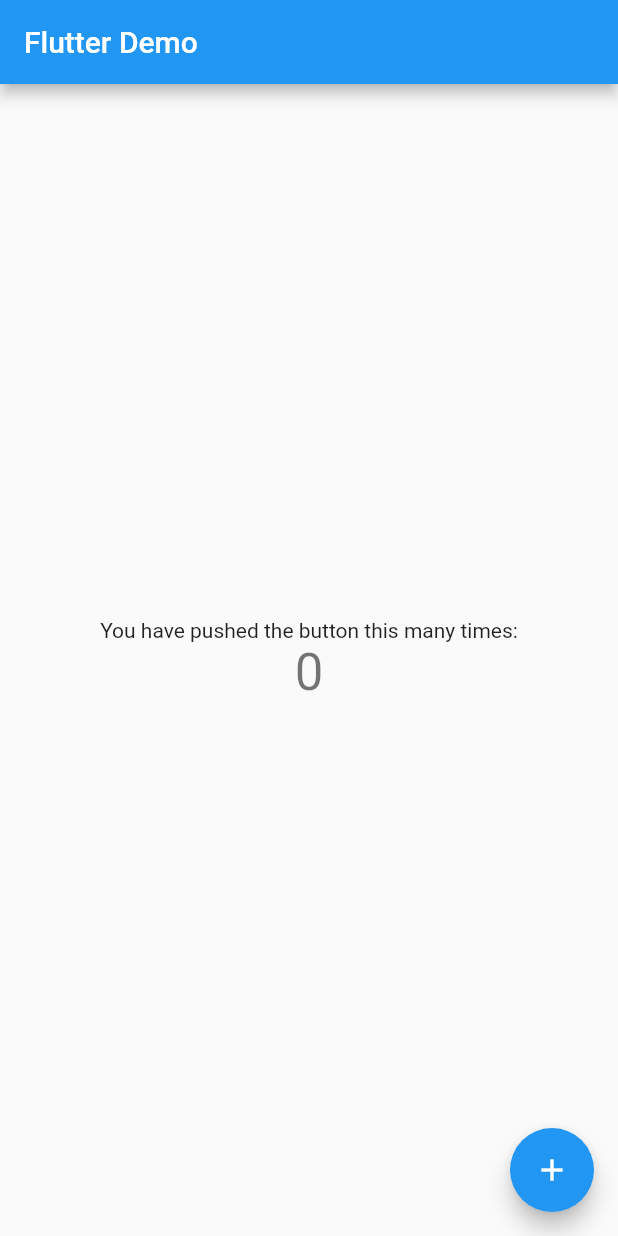
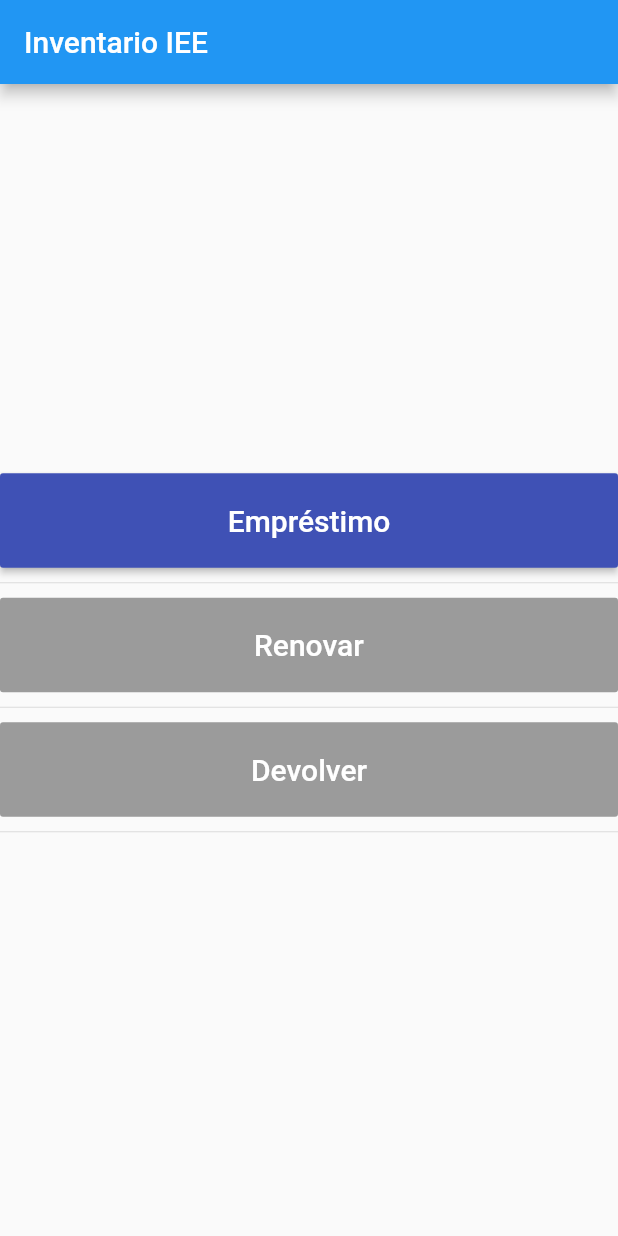
Before and after one commit to magnomatth/inventarioiee, a Flutter app: the screen it shows after launch, on a phone screen of 412 x 824 dp. Run offline on Flutter 3.47's test engine with Material 2 defaults, Android fonts, the phone set to English and light mode, and no system bars; Roboto replaces fonts that are missing (RobotoMono).

Commit message:
Tela inicial

```diff
--- a/lib/main.dart
+++ b/lib/main.dart
@@ -1,111 +1,72 @@
 import 'package:flutter/material.dart';
 
-void main() => runApp(MyApp());
+void main() => runApp(MaterialApp(
+  home: AppInventario(),
 
-class MyApp extends StatelessWidget {
-  // This widget is the root of your application.
+));
+
+class AppInventario extends StatelessWidget {
   @override
   Widget build(BuildContext context) {
-    return MaterialApp(
-      title: 'Flutter Demo',
-      theme: ThemeData(
-        // This is the theme of your application.
-        //
-        // Try running your application with "flutter run". You'll see the
-        // application has a blue toolbar. Then, without quitting the app, try
-        // changing the primarySwatch below to Colors.green and then invoke
-        // "hot reload" (press "r" in the console where you ran "flutter run",
-        // or simply save your changes to "hot reload" in a Flutter IDE).
-        // Notice that the counter didn't reset back to zero; the application
-        // is not restarted.
-        primarySwatch: Colors.blue,
-      ),
-      home: MyHomePage(title: 'Flutter Demo'),
+    return PageView(
+      children: <Widget>[
+        PageEmprestimo()
+      ],
     );
   }
 }
 
-class MyHomePage extends StatefulWidget {
-  MyHomePage({Key key, this.title}) : super(key: key);
-
-  // This widget is the home page of your application. It is stateful, meaning
-  // that it has a State object (defined below) that contains fields that affect
-  // how it looks.
-
-  // This class is the configuration for the state. It holds the values (in this
-  // case the title) provided by the parent (in this case the App widget) and
-  // used by the build method of the State. Fields in a Widget subclass are
-  // always marked "final".
-
-  final String title;
-
-  @override
-  _MyHomePageState createState() => _MyHomePageState();
-}
-
-class _MyHomePageState extends State<MyHomePage> {
-  int _counter = 0;
-
-  void _incrementCounter() {
-    setState(() {
-      // This call to setState tells the Flutter framework that something has
-      // changed in this State, which causes it to rerun the build method below
-      // so that the display can reflect the updated values. If we changed
-      // _counter without calling setState(), then the build method would not be
-      // called again, and so nothing would appear to happen.
-      _counter++;
-    });
-  }
-
+class PageEmprestimo extends StatelessWidget {
   @override
   Widget build(BuildContext context) {
-    // This method is rerun every time setState is called, for instance as done
-    // by the _incrementCounter method above.
-    //
-    // The Flutter framework has been optimized to make rerunning build methods
-    // fast, so that you can just rebuild anything that needs updating rather
-    // than having to individually change instances of widgets.
     return Scaffold(
       appBar: AppBar(
-        // Here we take the value from the MyHomePage object that was created by
-        // the App.build method, and use it to set our appbar title.
-        title: Text(widget.title),
+        title: Text("Inventario IEE", style: TextStyle(fontSize: 20.0, fontFamily:'RobotoMono'),),
       ),
-      body: Center(
-        // Center is a layout widget. It takes a single child and positions it
-        // in the middle of the parent.
-        child: Column(
-          // Column is also layout widget. It takes a list of children and
-          // arranges them vertically. By default, it sizes itself to fit its
-          // children horizontally, and tries to be as tall as its parent.
-          //
-          // Invoke "debug painting" (press "p" in the console, choose the
-          // "Toggle Debug Paint" action from the Flutter Inspector in Android
-          // Studio, or the "Toggle Debug Paint" command in Visual Studio Code)
-          // to see the wireframe for each widget.
-          //
-          // Column has various properties to control how it sizes itself and
-          // how it positions its children. Here we use mainAxisAlignment to
-          // center the children vertically; the main axis here is the vertical
-          // axis because Columns are vertical (the cross axis would be
-          // horizontal).
-          mainAxisAlignment: MainAxisAlignment.center,
-          children: <Widget>[
-            Text(
-              'You have pushed the button this many times:',
+      body: Column(
+        mainAxisAlignment: MainAxisAlignment.center,
+        children: <Widget>[
+          SizedBox(
+            width: double.infinity,
+            child: RaisedButton(
+              color: Colors.indigo,
+              padding: EdgeInsets.all(20.0),
+              child: Text("Empréstimo", style: TextStyle(fontSize: 20.0, color: Colors.white),),
+              onPressed: (){
+                print("Empréstimo Pressionado");
+              },
+
             ),
-            Text(
-              '$_counter',
-              style: Theme.of(context).textTheme.display1,
-            ),
-          ],
-        ),
+          ),
+          Divider(
+            height: 20.0,
+          ),
+
+          SizedBox(
+            width: double.infinity,
+            child: RaisedButton(
+              padding: EdgeInsets.all(20.0),
+              child: Text("Renovar", style: TextStyle(fontSize: 20.0, color: Colors.white, fontFamily:'RobotoMono'),),
+            )
+          ),
+
+          Divider(
+            height: 20.0,
+          ),
+
+          SizedBox(
+            width: double.infinity,
+            child: RaisedButton(
+              padding: EdgeInsets.all(20.0),
+              child: Text("Devolver", style: TextStyle(fontSize: 20.0, color: Colors.white),),
+            )
+          ),
+          Divider(
+            height: 20.0,
+          ),
+
+        ],
       ),
-      floatingActionButton: FloatingActionButton(
-        onPressed: _incrementCounter,
-        tooltip: 'Increment',
-        child: Icon(Icons.add),
-      ), // This trailing comma makes auto-formatting nicer for build methods.
     );
   }
 }
```
